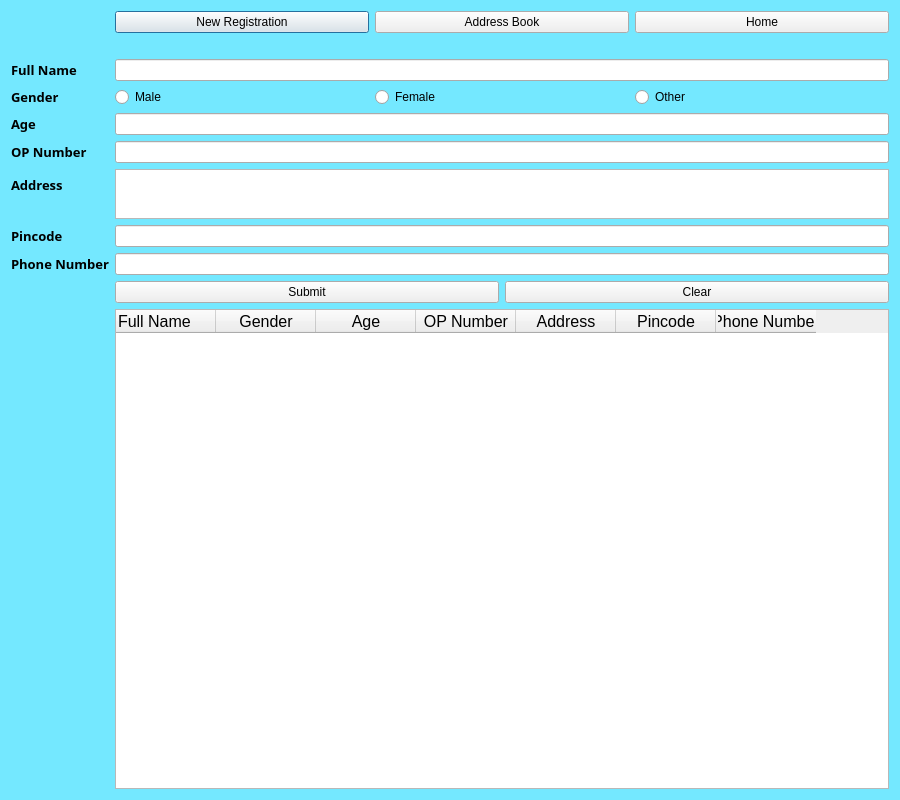
Above: Address Book.ui from sreeramsuresh/Mahasa_Clinic before the change. Below: the same form after it.
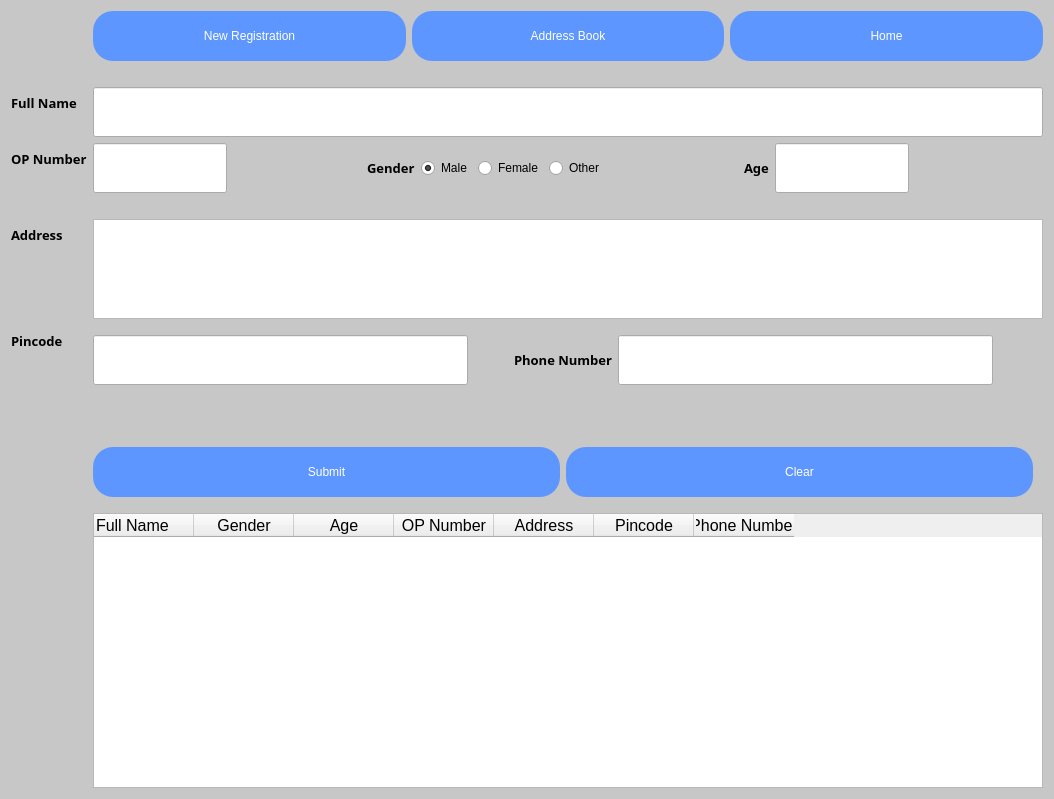
That is the form after the change.

The edit to the form file:
```diff
--- a/Address Book.ui
+++ b/Address Book.ui
@@ -6,20 +6,20 @@
    <rect>
     <x>0</x>
     <y>0</y>
-    <width>900</width>
-    <height>800</height>
+    <width>1054</width>
+    <height>799</height>
    </rect>
   </property>
   <property name="minimumSize">
    <size>
-    <width>900</width>
-    <height>800</height>
+    <width>0</width>
+    <height>0</height>
    </size>
   </property>
   <property name="maximumSize">
    <size>
-    <width>900</width>
-    <height>800</height>
+    <width>16777215</width>
+    <height>16777215</height>
    </size>
   </property>
   <property name="windowTitle">
@@ -29,13 +29,25 @@
    <enum>Qt::LeftToRight</enum>
   </property>
   <property name="styleSheet">
-   <string notr="true">QWidget#Dialog{background-color:rgb(116, 232, 255);}</string>
+   <string notr="true">QWidget#Dialog{background-color:rgb(199, 199, 199);}</string>
   </property>
   <layout class="QFormLayout" name="formLayout">
    <item row="0" column="1">
     <layout class="QHBoxLayout" name="horizontalLayout">
      <item>
       <widget class="QPushButton" name="NRbutton">
+       <property name="minimumSize">
+        <size>
+         <width>0</width>
+         <height>50</height>
+        </size>
+       </property>
+       <property name="styleSheet">
+        <string notr="true">background-color: rgb(94, 150, 255);
+color: rgb(255, 255, 255);
+font: 81 14pt &quot;Rockwell Extra Bold&quot;;
+border-radius:20px;</string>
+       </property>
        <property name="text">
         <string>New Registration</string>
        </property>
@@ -43,6 +55,18 @@
      </item>
      <item>
       <widget class="QPushButton" name="ABbutton">
+       <property name="minimumSize">
+        <size>
+         <width>0</width>
+         <height>50</height>
+        </size>
+       </property>
+       <property name="styleSheet">
+        <string notr="true">background-color: rgb(94, 150, 255);
+color: rgb(255, 255, 255);
+font: 81 14pt &quot;Rockwell Extra Bold&quot;;
+border-radius:20px;</string>
+       </property>
        <property name="text">
         <string>Address Book</string>
        </property>
@@ -50,6 +74,18 @@
      </item>
      <item>
       <widget class="QPushButton" name="NRbutton_2">
+       <property name="minimumSize">
+        <size>
+         <width>0</width>
+         <height>50</height>
+        </size>
+       </property>
+       <property name="styleSheet">
+        <string notr="true">background-color: rgb(94, 150, 255);
+color: rgb(255, 255, 255);
+font: 81 14pt &quot;Rockwell Extra Bold&quot;;
+border-radius:20px;</string>
+       </property>
        <property name="text">
         <string>Home</string>
        </property>
@@ -57,6 +93,17 @@
      </item>
     </layout>
    </item>
+   <item row="3" column="1">
+    <widget class="QLabel" name="error">
+     <property name="styleSheet">
+      <string notr="true">color: rgb(255, 0, 0);
+font: 14pt &quot;MS Shell Dlg 2&quot;;</string>
+     </property>
+     <property name="text">
+      <string/>
+     </property>
+    </widget>
+   </item>
    <item row="4" column="0">
     <widget class="QLabel" name="Fname">
      <property name="font">
@@ -73,20 +120,18 @@
     </widget>
    </item>
    <item row="4" column="1">
-    <widget class="QLineEdit" name="lFuNa"/>
-   </item>
-   <item row="7" column="0">
-    <widget class="QLabel" name="Gender">
-     <property name="font">
-      <font>
-       <family>Rockwell Extra Bold</family>
-       <pointsize>10</pointsize>
-       <weight>75</weight>
-       <bold>true</bold>
-      </font>
+    <widget class="QLineEdit" name="lFuNa">
+     <property name="minimumSize">
+      <size>
+       <width>0</width>
+       <height>50</height>
+      </size>
+     </property>
+     <property name="styleSheet">
+      <string notr="true">font: 14pt &quot;MS Shell Dlg 2&quot;;</string>
      </property>
      <property name="text">
-      <string>Gender</string>
+      <string/>
      </property>
     </widget>
    </item>
@@ -95,15 +140,80 @@
      <property name="topMargin">
       <number>0</number>
      </property>
+     <item>
+      <widget class="QLineEdit" name="lOPNu">
+       <property name="minimumSize">
+        <size>
+         <width>0</width>
+         <height>50</height>
+        </size>
+       </property>
+       <property name="styleSheet">
+        <string notr="true">font: 14pt &quot;MS Shell Dlg 2&quot;;</string>
+       </property>
+       <property name="text">
+        <string/>
+       </property>
+      </widget>
+     </item>
+     <item>
+      <spacer name="horizontalSpacer_3">
+       <property name="orientation">
+        <enum>Qt::Horizontal</enum>
+       </property>
+       <property name="sizeHint" stdset="0">
+        <size>
+         <width>40</width>
+         <height>20</height>
+        </size>
+       </property>
+      </spacer>
+     </item>
+     <item>
+      <widget class="QLabel" name="Gender">
+       <property name="font">
+        <font>
+         <family>Rockwell Extra Bold</family>
+         <pointsize>10</pointsize>
+         <weight>75</weight>
+         <bold>true</bold>
+        </font>
+       </property>
+       <property name="text">
+        <string>Gender</string>
+       </property>
+      </widget>
+     </item>
      <item>
       <widget class="QRadioButton" name="Gmale">
+       <property name="minimumSize">
+        <size>
+         <width>0</width>
+         <height>0</height>
+        </size>
+       </property>
+       <property name="maximumSize">
+        <size>
+         <width>16777215</width>
+         <height>16777215</height>
+        </size>
+       </property>
+       <property name="styleSheet">
+        <string notr="true">font: 12pt &quot;MS Shell Dlg 2&quot;;</string>
+       </property>
        <property name="text">
         <string>Male</string>
        </property>
+       <property name="checked">
+        <bool>true</bool>
+       </property>
       </widget>
      </item>
      <item>
       <widget class="QRadioButton" name="GFem">
+       <property name="styleSheet">
+        <string notr="true">font: 12pt &quot;MS Shell Dlg 2&quot;;</string>
+       </property>
        <property name="text">
         <string>Female</string>
        </property>
@@ -111,51 +221,103 @@
      </item>
      <item>
       <widget class="QRadioButton" name="Goth">
+       <property name="styleSheet">
+        <string notr="true">font: 12pt &quot;MS Shell Dlg 2&quot;;</string>
+       </property>
        <property name="text">
         <string>Other</string>
        </property>
       </widget>
      </item>
+     <item>
+      <spacer name="horizontalSpacer">
+       <property name="orientation">
+        <enum>Qt::Horizontal</enum>
+       </property>
+       <property name="sizeType">
+        <enum>QSizePolicy::Expanding</enum>
+       </property>
+       <property name="sizeHint" stdset="0">
+        <size>
+         <width>40</width>
+         <height>20</height>
+        </size>
+       </property>
+      </spacer>
+     </item>
+     <item>
+      <widget class="QLabel" name="Age">
+       <property name="font">
+        <font>
+         <family>Rockwell Extra Bold</family>
+         <pointsize>10</pointsize>
+         <weight>75</weight>
+         <bold>true</bold>
+        </font>
+       </property>
+       <property name="text">
+        <string>Age</string>
+       </property>
+       <property name="alignment">
+        <set>Qt::AlignLeading|Qt::AlignLeft|Qt::AlignVCenter</set>
+       </property>
+      </widget>
+     </item>
+     <item>
+      <widget class="QLineEdit" name="lAge">
+       <property name="minimumSize">
+        <size>
+         <width>0</width>
+         <height>50</height>
+        </size>
+       </property>
+       <property name="maximumSize">
+        <size>
+         <width>150</width>
+         <height>16777215</height>
+        </size>
+       </property>
+       <property name="styleSheet">
+        <string notr="true">font: 14pt &quot;MS Shell Dlg 2&quot;;</string>
+       </property>
+       <property name="text">
+        <string/>
+       </property>
+       <property name="alignment">
+        <set>Qt::AlignLeading|Qt::AlignLeft|Qt::AlignVCenter</set>
+       </property>
+      </widget>
+     </item>
+     <item>
+      <spacer name="horizontalSpacer_2">
+       <property name="orientation">
+        <enum>Qt::Horizontal</enum>
+       </property>
+       <property name="sizeType">
+        <enum>QSizePolicy::Expanding</enum>
+       </property>
+       <property name="sizeHint" stdset="0">
+        <size>
+         <width>40</width>
+         <height>20</height>
+        </size>
+       </property>
+      </spacer>
+     </item>
     </layout>
    </item>
+   <item row="9" column="1">
+    <widget class="QLabel" name="label">
+     <property name="styleSheet">
+      <string notr="true">color: rgb(255, 0, 0);
+font: 14pt &quot;MS Shell Dlg 2&quot;;</string>
+     </property>
+     <property name="text">
+      <string/>
+     </property>
+    </widget>
+   </item>
    <item row="11" column="0">
-    <widget class="QLabel" name="Age">
-     <property name="font">
-      <font>
-       <family>Rockwell Extra Bold</family>
-       <pointsize>10</pointsize>
-       <weight>75</weight>
-       <bold>true</bold>
-      </font>
-     </property>
-     <property name="text">
-      <string>Age</string>
-     </property>
-    </widget>
-   </item>
-   <item row="11" column="1">
-    <widget class="QLineEdit" name="lAge">
-     <property name="text">
-      <string/>
-     </property>
-    </widget>
-   </item>
-   <item row="15" column="0">
-    <widget class="QLabel" name="OPnumber">
-     <property name="font">
-      <font>
-       <family>Rockwell Extra Bold</family>
-       <pointsize>10</pointsize>
-       <weight>75</weight>
-       <bold>true</bold>
-      </font>
-     </property>
-     <property name="text">
-      <string>OP Number</string>
-     </property>
-    </widget>
-   </item>
-   <item row="18" column="0">
     <widget class="QLabel" name="Address">
      <property name="font">
       <font>
@@ -170,12 +332,12 @@
      </property>
     </widget>
    </item>
-   <item row="18" column="1">
+   <item row="11" column="1">
     <widget class="QTextEdit" name="lAddre">
      <property name="minimumSize">
       <size>
        <width>0</width>
-       <height>50</height>
+       <height>100</height>
       </size>
      </property>
      <property name="maximumSize">
@@ -184,24 +346,137 @@
        <height>50</height>
       </size>
      </property>
+     <property name="styleSheet">
+      <string notr="true">font: 14pt &quot;MS Shell Dlg 2&quot;;</string>
+     </property>
     </widget>
    </item>
-   <item row="20" column="1">
-    <widget class="QLineEdit" name="lPiCo"/>
+   <item row="14" column="0">
+    <widget class="QLabel" name="Pincode">
+     <property name="font">
+      <font>
+       <family>Rockwell Extra Bold</family>
+       <pointsize>10</pointsize>
+       <weight>75</weight>
+       <bold>true</bold>
+      </font>
+     </property>
+     <property name="text">
+      <string>Pincode</string>
+     </property>
+    </widget>
    </item>
-   <item row="22" column="1">
-    <widget class="QLineEdit" name="lPhNu"/>
-   </item>
-   <item row="24" column="1">
-    <layout class="QHBoxLayout" name="horizontalLayout_2">
-     <property name="leftMargin">
-      <number>0</number>
+   <item row="14" column="1">
+    <layout class="QHBoxLayout" name="horizontalLayout_4">
+     <property name="topMargin">
+      <number>10</number>
      </property>
+     <property name="rightMargin">
+      <number>10</number>
+     </property>
+     <property name="bottomMargin">
+      <number>10</number>
+     </property>
+     <item>
+      <widget class="QLineEdit" name="lPiCo">
+       <property name="minimumSize">
+        <size>
+         <width>0</width>
+         <height>50</height>
+        </size>
+       </property>
+       <property name="styleSheet">
+        <string notr="true">font: 14pt &quot;MS Shell Dlg 2&quot;;</string>
+       </property>
+      </widget>
+     </item>
+     <item>
+      <spacer name="horizontalSpacer_4">
+       <property name="orientation">
+        <enum>Qt::Horizontal</enum>
+       </property>
+       <property name="sizeType">
+        <enum>QSizePolicy::Maximum</enum>
+       </property>
+       <property name="sizeHint" stdset="0">
+        <size>
+         <width>40</width>
+         <height>20</height>
+        </size>
+       </property>
+      </spacer>
+     </item>
+     <item>
+      <widget class="QLabel" name="Phonenumber">
+       <property name="font">
+        <font>
+         <family>Rockwell Extra Bold</family>
+         <pointsize>10</pointsize>
+         <weight>75</weight>
+         <bold>true</bold>
+        </font>
+       </property>
+       <property name="text">
+        <string>Phone Number</string>
+       </property>
+      </widget>
+     </item>
+     <item>
+      <widget class="QLineEdit" name="lPhNu">
+       <property name="minimumSize">
+        <size>
+         <width>0</width>
+         <height>50</height>
+        </size>
+       </property>
+       <property name="styleSheet">
+        <string notr="true">font: 14pt &quot;MS Shell Dlg 2&quot;;</string>
+       </property>
+      </widget>
+     </item>
+     <item>
+      <spacer name="horizontalSpacer_5">
+       <property name="orientation">
+        <enum>Qt::Horizontal</enum>
+       </property>
+       <property name="sizeType">
+        <enum>QSizePolicy::Maximum</enum>
+       </property>
+       <property name="sizeHint" stdset="0">
+        <size>
+         <width>40</width>
+         <height>20</height>
+        </size>
+       </property>
+      </spacer>
+     </item>
+    </layout>
+   </item>
+   <item row="18" column="1">
+    <layout class="QHBoxLayout" name="horizontalLayout_6">
      <property name="topMargin">
-      <number>0</number>
+      <number>10</number>
+     </property>
+     <property name="rightMargin">
+      <number>10</number>
+     </property>
+     <property name="bottomMargin">
+      <number>10</number>
      </property>
      <item>
       <widget class="QPushButton" name="Submit">
+       <property name="minimumSize">
+        <size>
+         <width>0</width>
+         <height>50</height>
+        </size>
+       </property>
+       <property name="styleSheet">
+        <string notr="true">background-color: rgb(94, 150, 255);
+color: rgb(255, 255, 255);
+font: 81 14pt &quot;Rockwell Extra Bold&quot;;
+border-radius:20px;</string>
+       </property>
        <property name="text">
         <string>Submit</string>
        </property>
@@ -209,6 +484,18 @@
      </item>
      <item>
       <widget class="QPushButton" name="www">
+       <property name="minimumSize">
+        <size>
+         <width>0</width>
+         <height>50</height>
+        </size>
+       </property>
+       <property name="styleSheet">
+        <string notr="true">background-color: rgb(94, 150, 255);
+color: rgb(255, 255, 255);
+font: 81 14pt &quot;Rockwell Extra Bold&quot;;
+border-radius:20px;</string>
+       </property>
        <property name="text">
         <string>Clear</string>
        </property>
@@ -216,7 +503,7 @@
      </item>
     </layout>
    </item>
-   <item row="26" column="1">
+   <item row="20" column="1">
     <widget class="QTableWidget" name="tableWidget">
      <column>
       <property name="text">
@@ -293,8 +580,8 @@
      </column>
     </widget>
    </item>
-   <item row="20" column="0">
-    <widget class="QLabel" name="Pincode">
+   <item row="7" column="0">
+    <widget class="QLabel" name="OPnumber">
      <property name="font">
       <font>
        <family>Rockwell Extra Bold</family>
@@ -304,42 +591,43 @@
       </font>
      </property>
      <property name="text">
-      <string>Pincode</string>
+      <string>OP Number</string>
      </property>
     </widget>
    </item>
-   <item row="22" column="0">
-    <widget class="QLabel" name="Phonenumber">
-     <property name="font">
-      <font>
-       <family>Rockwell Extra Bold</family>
-       <pointsize>10</pointsize>
-       <weight>75</weight>
-       <bold>true</bold>
-      </font>
+   <item row="17" column="1">
+    <layout class="QHBoxLayout" name="horizontalLayout_2">
+     <property name="topMargin">
+      <number>10</number>
      </property>
-     <property name="text">
-      <string>Phone Number</string>
-     </property>
-    </widget>
-   </item>
-   <item row="15" column="1">
-    <widget class="QLineEdit" name="lOPNu">
-     <property name="text">
-      <string/>
-     </property>
-    </widget>
-   </item>
-   <item row="3" column="1">
-    <widget class="QLabel" name="error">
-     <property name="styleSheet">
-      <string notr="true">color: rgb(255, 0, 0);
-font: 87 14pt &quot;Segoe UI Black&quot;;</string>
-     </property>
-     <property name="text">
-      <string/>
-     </property>
-    </widget>
+     <item>
+      <spacer name="horizontalSpacer_6">
+       <property name="orientation">
+        <enum>Qt::Horizontal</enum>
+       </property>
+       <property name="sizeType">
+        <enum>QSizePolicy::Maximum</enum>
+       </property>
+       <property name="sizeHint" stdset="0">
+        <size>
+         <width>400</width>
+         <height>20</height>
+        </size>
+       </property>
+      </spacer>
+     </item>
+     <item>
+      <widget class="QLabel" name="label_2">
+       <property name="styleSheet">
+        <string notr="true">color: rgb(255, 0, 0);
+font: 14pt &quot;MS Shell Dlg 2&quot;;</string>
+       </property>
+       <property name="text">
+        <string/>
+       </property>
+      </widget>
+     </item>
+    </layout>
    </item>
   </layout>
  </widget>
```
